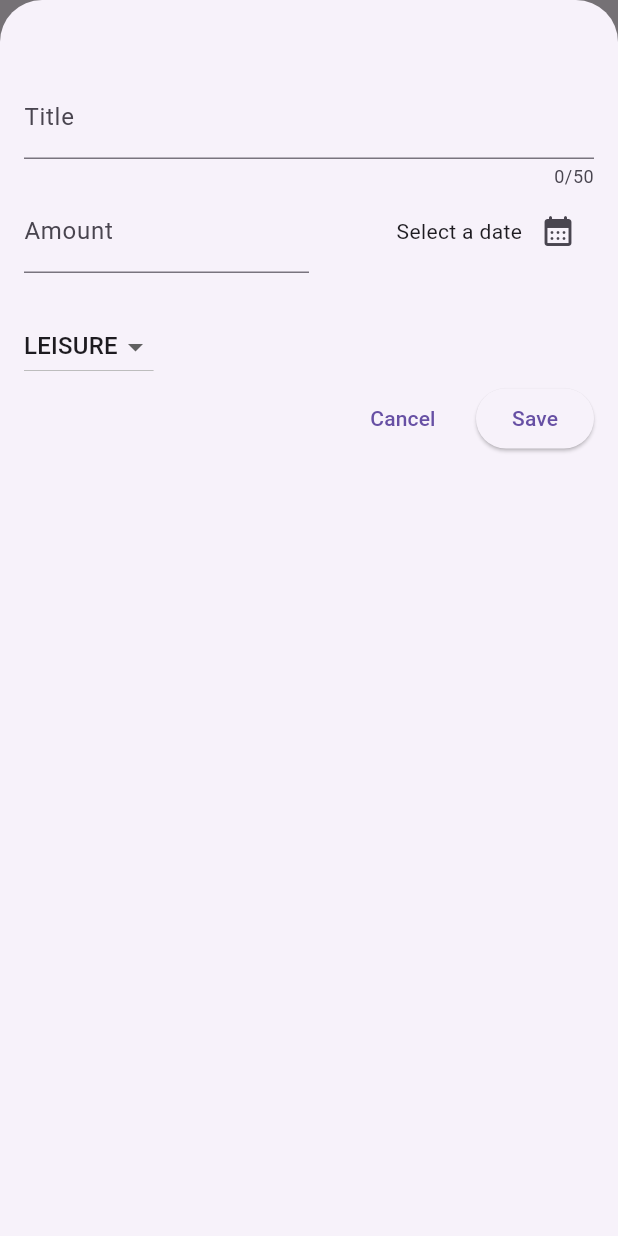
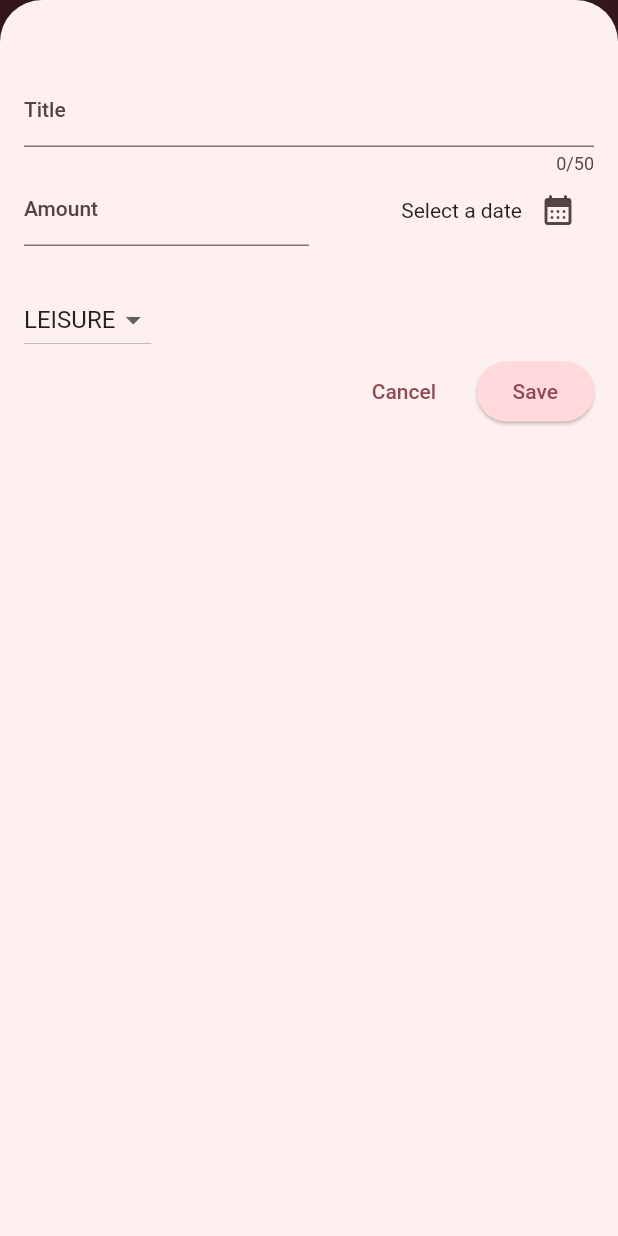
Before and after one commit to TerminalWarlord/Expense-Tracker-App, a Flutter app: the screen it shows after launch, after a tap on the "add" icon, on a phone screen of 412 x 824 dp. Run offline on Flutter 3.47's test engine with Material 2 defaults, Android fonts, the phone set to English and light mode, and no system bars.

Commit message:
Theming setting implemented

```diff
--- a/lib/main.dart
+++ b/lib/main.dart
@@ -1,10 +1,60 @@
 import 'package:flutter/material.dart';
 import 'package:expense_tracker/widgets/expenses.dart';
+
+var kColorScheme =
+    ColorScheme.fromSeed(seedColor: const Color.fromARGB(255, 246, 24, 94));
+
+var kDarkColorScheme = ColorScheme.fromSeed(
+  brightness: Brightness.dark,
+  seedColor: const Color.fromARGB(255, 185, 138, 243),
+);
 
 void main() {
   runApp(
     MaterialApp(
-      theme: ThemeData(useMaterial3: true),
+      darkTheme: ThemeData.dark().copyWith(
+        useMaterial3: true,
+        colorScheme: kDarkColorScheme,
+        cardTheme: const CardTheme().copyWith(
+          color: kDarkColorScheme.primaryContainer,
+          margin: const EdgeInsets.symmetric(
+            horizontal: 15,
+            vertical: 7,
+          ),
+        ),
+        elevatedButtonTheme: ElevatedButtonThemeData(
+          style: ElevatedButton.styleFrom(
+            backgroundColor: kDarkColorScheme.primaryContainer,
+          ),
+        ),
+      ),
+      theme: ThemeData().copyWith(
+        useMaterial3: true,
+        colorScheme: kColorScheme,
+        appBarTheme: const AppBarTheme().copyWith(
+          backgroundColor: kColorScheme.onPrimaryContainer,
+          foregroundColor: kColorScheme.primaryContainer,
+        ),
+        cardTheme: const CardTheme().copyWith(
+          color: kColorScheme.primaryContainer,
+          margin: const EdgeInsets.symmetric(
+            horizontal: 15,
+            vertical: 7,
+          ),
+        ),
+        elevatedButtonTheme: ElevatedButtonThemeData(
+          style: ElevatedButton.styleFrom(
+            backgroundColor: kColorScheme.primaryContainer,
+          ),
+        ),
+        textTheme: ThemeData().textTheme.copyWith(
+              titleLarge: TextStyle(
+                fontWeight: FontWeight.bold,
+                fontSize: 16,
+                color: kColorScheme.onSecondaryContainer,
+              ),
+            ),
+      ),
       home: const Expenses(),
     ),
   );
--- a/lib/models/expense.dart
+++ b/lib/models/expense.dart
@@ -32,3 +32,22 @@ class Expense {
     return formatter.format(date);
   }
 }
+
+class ExpenseBucket {
+  const ExpenseBucket({required this.category, required this.expenses});
+
+  ExpenseBucket.forCategory(List<Expense> allExpenses, this.category)
+      : expenses = (allExpenses
+            .where((expense) => expense.category == category)).toList();
+
+  final Category category;
+  final List<Expense> expenses;
+
+  double get totalExpenses {
+    double sum = 0;
+    for (final expense in expenses) {
+      sum += expense.amount;
+    }
+    return sum;
+  }
+}
--- /dev/null
+++ b/lib/widgets/chart/chart.dart
@@ -0,0 +1,95 @@
+import 'package:flutter/material.dart';
+
+import 'package:expense_tracker/widgets/chart/chart_bar.dart';
+import 'package:expense_tracker/models/expense.dart';
+
+class Chart extends StatelessWidget {
+  const Chart({super.key, required this.expenses});
+
+  final List<Expense> expenses;
+
+  List<ExpenseBucket> get buckets {
+    return [
+      ExpenseBucket.forCategory(expenses, Category.food),
+      ExpenseBucket.forCategory(expenses, Category.leisure),
+      ExpenseBucket.forCategory(expenses, Category.travel),
+      ExpenseBucket.forCategory(expenses, Category.work),
+    ];
+  }
+
+  double get maxTotalExpense {
+    double maxTotalExpense = 0;
+
+    for (final bucket in buckets) {
+      if (bucket.totalExpenses > maxTotalExpense) {
+        maxTotalExpense = bucket.totalExpenses;
+      }
+    }
+
+    return maxTotalExpense;
+  }
+
+  @override
+  Widget build(BuildContext context) {
+    final isDarkMode =
+        MediaQuery.of(context).platformBrightness == Brightness.dark;
+    return Container(
+      margin: const EdgeInsets.all(16),
+      padding: const EdgeInsets.symmetric(
+        vertical: 16,
+        horizontal: 8,
+      ),
+      width: double.infinity,
+      height: 180,
+      decoration: BoxDecoration(
+        borderRadius: BorderRadius.circular(8),
+        gradient: LinearGradient(
+          colors: [
+            Theme.of(context).colorScheme.primary.withOpacity(0.3),
+            Theme.of(context).colorScheme.primary.withOpacity(0.0)
+          ],
+          begin: Alignment.bottomCenter,
+          end: Alignment.topCenter,
+        ),
+      ),
+      child: Column(
+        children: [
+          Expanded(
+            child: Row(
+              crossAxisAlignment: CrossAxisAlignment.end,
+              children: [
+                for (final bucket in buckets) // alternative to map()
+                  ChartBar(
+                    fill: bucket.totalExpenses == 0
+                        ? 0
+                        : bucket.totalExpenses / maxTotalExpense,
+                  )
+              ],
+            ),
+          ),
+          const SizedBox(height: 12),
+          Row(
+            children: buckets
+                .map(
+                  (bucket) => Expanded(
+                    child: Padding(
+                      padding: const EdgeInsets.symmetric(horizontal: 4),
+                      child: Icon(
+                        categoryIcons[bucket.category],
+                        color: isDarkMode
+                            ? Theme.of(context).colorScheme.secondary
+                            : Theme.of(context)
+                                .colorScheme
+                                .primary
+                                .withOpacity(0.7),
+                      ),
+                    ),
+                  ),
+                )
+                .toList(),
+          )
+        ],
+      ),
+    );
+  }
+}
--- /dev/null
+++ b/lib/widgets/chart/chart_bar.dart
@@ -0,0 +1,34 @@
+import 'package:flutter/material.dart';
+
+class ChartBar extends StatelessWidget {
+  const ChartBar({
+    super.key,
+    required this.fill,
+  });
+
+  final double fill;
+
+  @override
+  Widget build(BuildContext context) {
+    final isDarkMode =
+        MediaQuery.of(context).platformBrightness == Brightness.dark;
+    return Expanded(
+      child: Padding(
+        padding: const EdgeInsets.symmetric(horizontal: 4),
+        child: FractionallySizedBox(
+          heightFactor: fill,
+          child: DecoratedBox(
+            decoration: BoxDecoration(
+              shape: BoxShape.rectangle,
+              borderRadius:
+                  const BorderRadius.vertical(top: Radius.circular(8)),
+              color: isDarkMode
+                  ? Theme.of(context).colorScheme.secondary
+                  : Theme.of(context).colorScheme.primary.withOpacity(0.65),
+            ),
+          ),
+        ),
+      ),
+    );
+  }
+}
--- a/lib/widgets/expense_list/expense_item.dart
+++ b/lib/widgets/expense_list/expense_item.dart
@@ -15,8 +15,12 @@ class ExpenseItem extends StatelessWidget {
           vertical: 16,
         ),
         child: Column(
+          crossAxisAlignment: CrossAxisAlignment.start,
           children: [
-            Text(expense.title),
+            Text(
+              expense.title,
+              style: Theme.of(context).textTheme.titleLarge,
+            ),
             const SizedBox(height: 10),
             Row(
               children: [
--- a/lib/widgets/expense_list/expenses_list.dart
+++ b/lib/widgets/expense_list/expenses_list.dart
@@ -18,6 +18,12 @@ class ExpensesList extends StatelessWidget {
         onDismissed: (direction) {
           onRemoveExpense(expenses[index]);
         },
+        background: Container(
+          color: Theme.of(context).colorScheme.error,
+          margin: EdgeInsets.symmetric(
+            horizontal: Theme.of(context).cardTheme.margin!.horizontal,
+          ),
+        ),
         child: ExpenseItem(
           expense: expenses[index],
         ),
--- a/lib/widgets/expenses.dart
+++ b/lib/widgets/expenses.dart
@@ -1,3 +1,4 @@
+import 'package:expense_tracker/widgets/chart/chart.dart';
 import 'package:flutter/material.dart';
 import 'package:expense_tracker/widgets/expense_list/expenses_list.dart';
 import 'package:expense_tracker/models/expense.dart';
@@ -47,6 +48,7 @@ class _ExpensesState extends State<Expenses> {
     setState(() {
       _userExpenses.remove(expense);
     });
+    ScaffoldMessenger.of(context).clearSnackBars();
     ScaffoldMessenger.of(context).showSnackBar(
       SnackBar(
         duration: const Duration(seconds: 3),
@@ -83,7 +85,7 @@ class _ExpensesState extends State<Expenses> {
       ),
       body: Column(
         children: [
-          const Text('Chart'),
+          Chart(expenses: _userExpenses),
           Expanded(
             child: mainContent,
           ),
```
